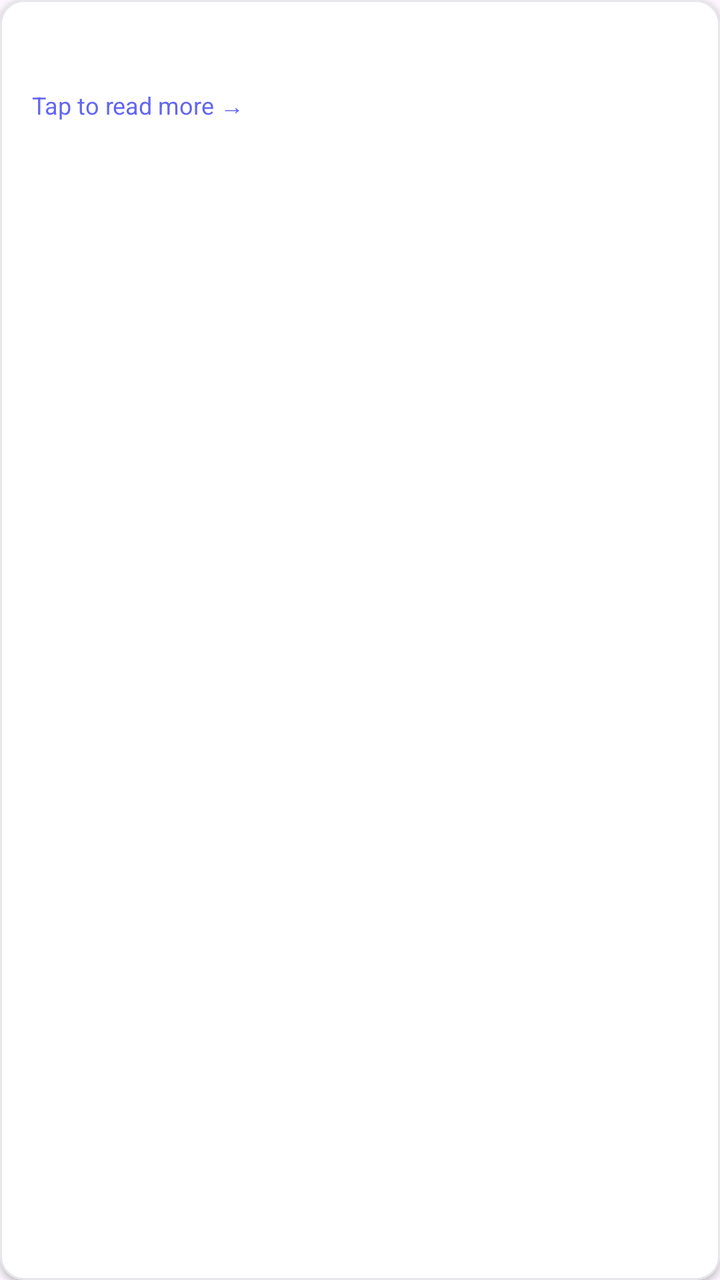
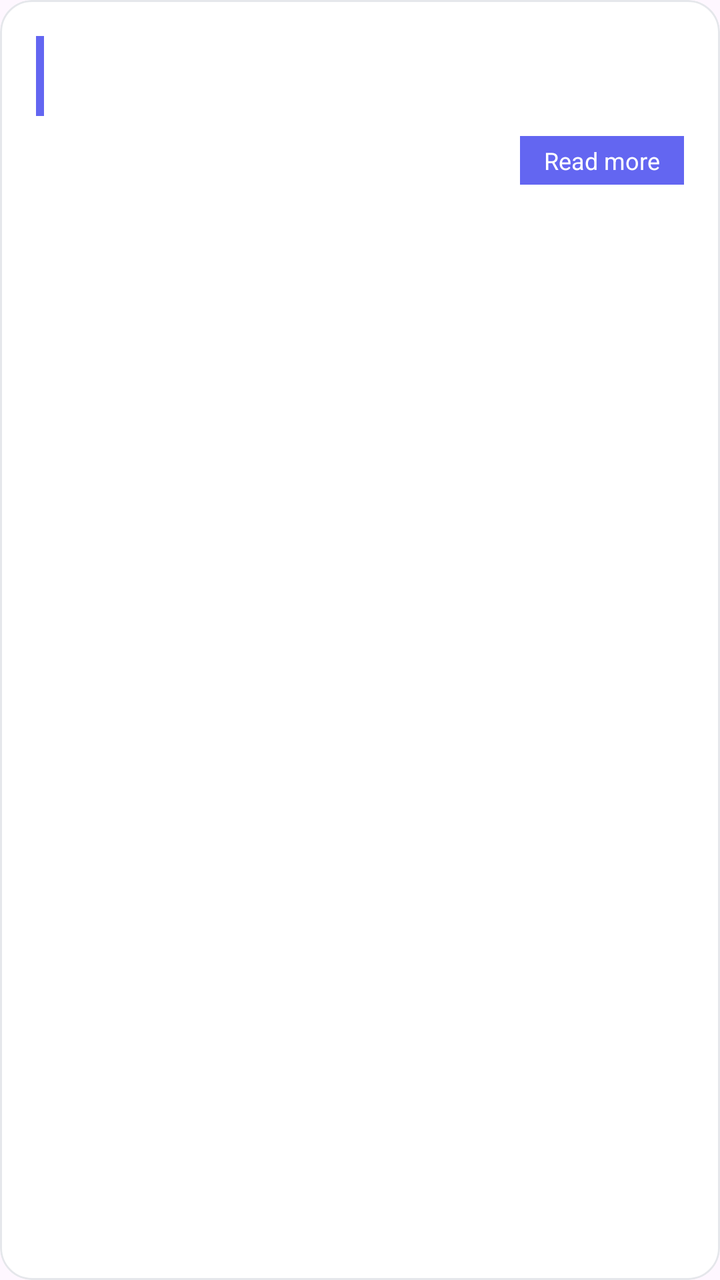

Compare the two renders of this Android layout. The source of the first and the diff that turns it into the second are given below.
<!-- AndroidManifest.xml: application theme Theme.NIT3213App -->
<!-- res/layout/item_entity.xml -->
<?xml version="1.0" encoding="utf-8"?>
<com.google.android.material.card.MaterialCardView
    xmlns:android="http://schemas.android.com/apk/res/android"
    xmlns:app="http://schemas.android.com/apk/res-auto"
    android:layout_width="match_parent"
    android:layout_height="wrap_content"
    android:layout_marginHorizontal="4dp"
    android:layout_marginVertical="6dp"
    app:cardCornerRadius="12dp"
    app:cardElevation="2dp"
    app:strokeWidth="1dp"
    app:strokeColor="#E5E7EB"
    app:cardBackgroundColor="#FFFFFF">

    <LinearLayout
        android:layout_width="match_parent"
        android:layout_height="wrap_content"
        android:orientation="vertical"
        android:padding="16dp">

        <TextView
            android:id="@+id/tvEntitySummary"
            android:layout_width="match_parent"
            android:layout_height="wrap_content"
            android:textSize="15sp"
            android:textColor="#374151"
            android:lineSpacingMultiplier="1.4" />

        <TextView
            android:layout_width="wrap_content"
            android:layout_height="wrap_content"
            android:text="Tap to read more →"
            android:textSize="12sp"
            android:textColor="#6366F1"
            android:layout_marginTop="8dp" />

    </LinearLayout>

</com.google.android.material.card.MaterialCardView>
<!-- resources referenced by this layout -->
<resources>
  <style name="Theme.NIT3213App" parent="Base.Theme.NIT3213App" />
  <style name="Base.Theme.NIT3213App" parent="Theme.Material3.DayNight.NoActionBar">
          
          
      </style>
</resources>

<!-- the commit's change to res/layout/item_entity.xml (unified diff, before → after) -->
@@ -6,8 +6,8 @@
     android:layout_height="wrap_content"
     android:layout_marginHorizontal="4dp"
     android:layout_marginVertical="6dp"
-    app:cardCornerRadius="12dp"
-    app:cardElevation="2dp"
+    app:cardCornerRadius="16dp"
+    app:cardElevation="0dp"
     app:strokeWidth="1dp"
     app:strokeColor="#E5E7EB"
     app:cardBackgroundColor="#FFFFFF">
@@ -16,23 +16,49 @@
         android:layout_width="match_parent"
         android:layout_height="wrap_content"
         android:orientation="vertical"
-        android:padding="16dp">
+        android:padding="18dp">
 
-        <TextView
-            android:id="@+id/tvEntitySummary"
+        <LinearLayout
             android:layout_width="match_parent"
             android:layout_height="wrap_content"
-            android:textSize="15sp"
-            android:textColor="#374151"
-            android:lineSpacingMultiplier="1.4" />
+            android:orientation="horizontal"
+            android:gravity="center_vertical">
 
-        <TextView
-            android:layout_width="wrap_content"
+            <View
+                android:layout_width="4dp"
+                android:layout_height="40dp"
+                android:background="#6366F1"
+                android:layout_marginEnd="12dp" />
+
+            <TextView
+                android:id="@+id/tvEntitySummary"
+                android:layout_width="0dp"
+                android:layout_height="wrap_content"
+                android:layout_weight="1"
+                android:textSize="15sp"
+                android:textColor="#1F2937"
+                android:lineSpacingMultiplier="1.4" />
+
+        </LinearLayout>
+
+        <LinearLayout
+            android:layout_width="match_parent"
             android:layout_height="wrap_content"
-            android:text="Tap to read more →"
-            android:textSize="12sp"
-            android:textColor="#6366F1"
-            android:layout_marginTop="8dp" />
+            android:orientation="horizontal"
+            android:gravity="end"
+            android:layout_marginTop="10dp">
+
+            <TextView
+                android:layout_width="wrap_content"
+                android:layout_height="wrap_content"
+                android:text="Read more"
+                android:textSize="12sp"
+                android:textColor="#FFFFFF"
+                android:background="#6366F1"
+                android:paddingHorizontal="12dp"
+                android:paddingVertical="4dp" />
+
+        </LinearLayout>
 
     </LinearLayout>
 
